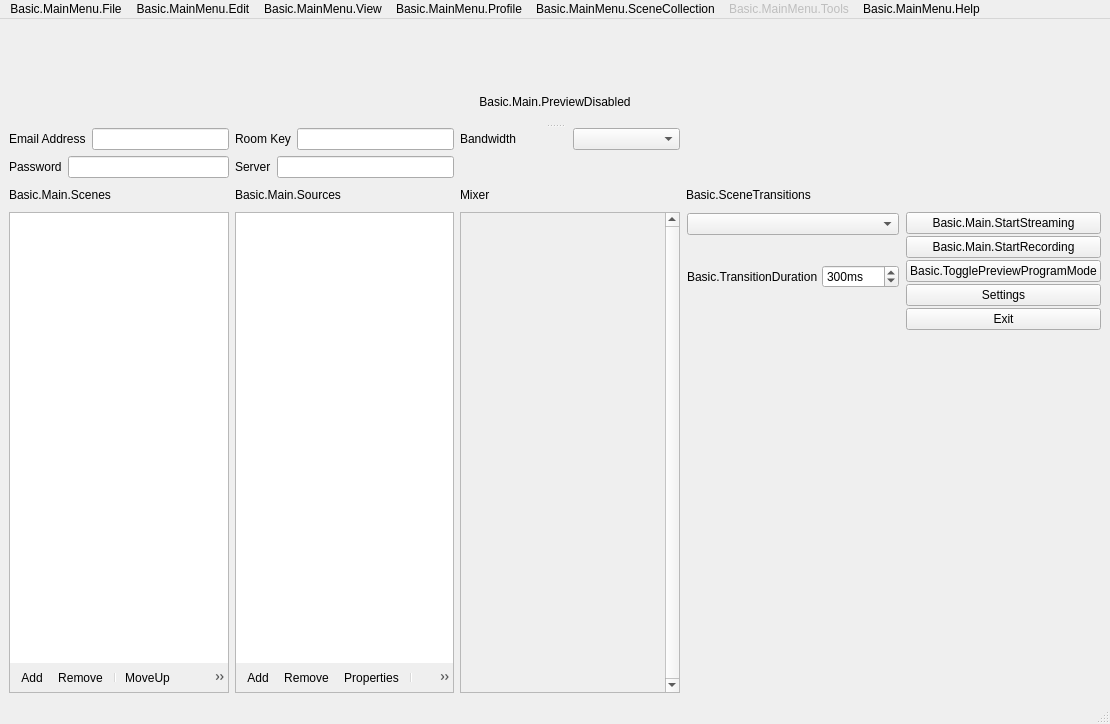
Before: the Qt Designer form UI/forms/OBSBasic.ui in CoSMoSoftware/OBS-studio-webrtc, drawn with Qt 5.
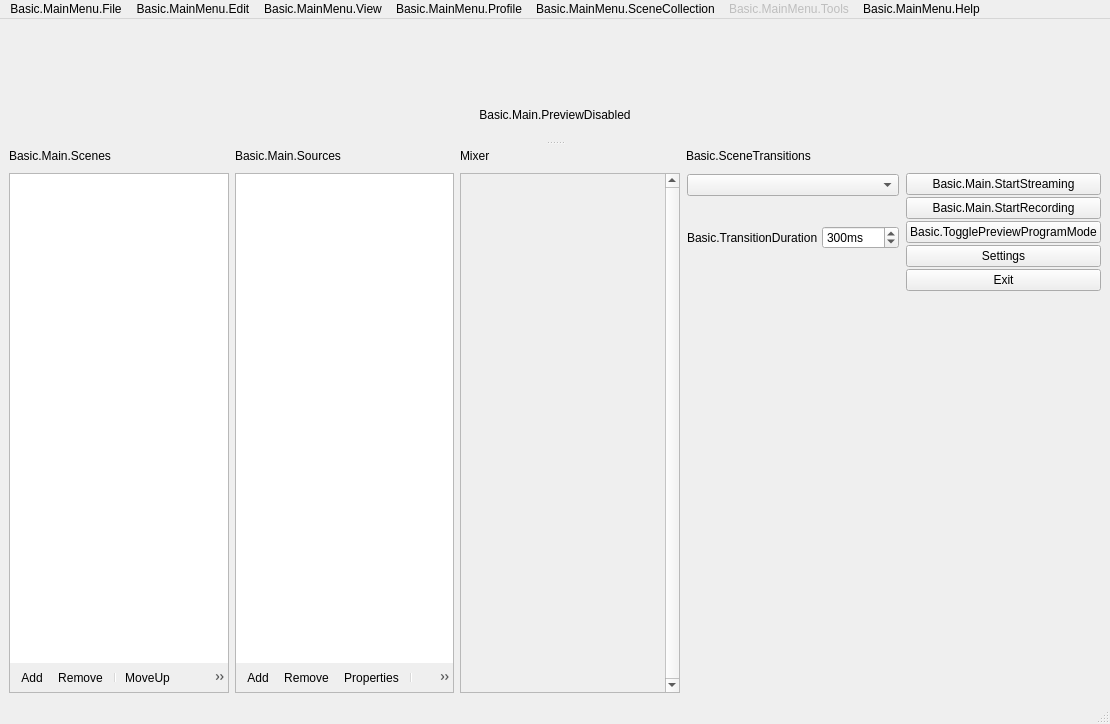
After: the same form once the commit is applied. Icons and pictures are not drawn. Custom widgets are drawn as their Qt base class.

Commit message: [ENH] new item added to ComboBox in streaming settings

Diff of the .ui file:
```diff
--- a/UI/forms/OBSBasic.ui
+++ b/UI/forms/OBSBasic.ui
@@ -104,72 +104,227 @@
       </widget>
       <widget class="QWidget" name="gridLayoutWidget_2">
        <layout class="QGridLayout" name="gridLayout_2">
-        <item row="0" column="0">
-          <layout class="QHBoxLayout">
+        <item row="1" column="3">
+         <widget class="QWidget" name="transitionsContainer" native="true">
+          <layout class="QVBoxLayout" name="verticalLayout">
+           <property name="spacing">
+            <number>4</number>
+           </property>
+           <property name="leftMargin">
+            <number>1</number>
+           </property>
+           <property name="topMargin">
+            <number>1</number>
+           </property>
+           <property name="rightMargin">
+            <number>1</number>
+           </property>
+           <property name="bottomMargin">
+            <number>2</number>
+           </property>
             <item>
-              <widget class="QLabel" name="emailLabel">
-                <property name="text"><string>Email Address</string></property>
+            <widget class="QComboBox" name="transitions">
+             <property name="minimumSize">
+              <size>
+               <width>120</width>
+               <height>0</height>
+              </size>
+             </property>
+             <property name="accessibleName">
+              <string>Transition</string>
+             </property>
               </widget>
             </item>
             <item>
-              <widget class="QLineEdit" name="emailValue">
-              </widget>
-            </item>
-          </layout>
-        </item>
-        <item row="0" column="1">
-          <layout class="QHBoxLayout">
+            <layout class="QHBoxLayout" name="horizontalLayout_4">
+             <property name="spacing">
+              <number>4</number>
+             </property>
             <item>
-              <widget class="QLabel" name="roomLabel">
-                <property name="text"><string>Room Key</string></property>
-              </widget>
+              <spacer name="horizontalSpacer">
+               <property name="orientation">
+                <enum>Qt::Horizontal</enum>
+               </property>
+               <property name="sizeType">
+                <enum>QSizePolicy::Preferred</enum>
+               </property>
+               <property name="sizeHint" stdset="0">
+                <size>
+                 <width>40</width>
+                 <height>20</height>
+                </size>
+               </property>
+              </spacer>
             </item>
             <item>
-              <widget class="QLineEdit" name="roomValue">
+              <widget class="QPushButton" name="transitionAdd">
+               <property name="sizePolicy">
+                <sizepolicy hsizetype="Maximum" vsizetype="Maximum">
+                 <horstretch>0</horstretch>
+                 <verstretch>0</verstretch>
+                </sizepolicy>
+               </property>
+               <property name="maximumSize">
+                <size>
+                 <width>22</width>
+                 <height>22</height>
+                </size>
+               </property>
+               <property name="toolTip">
+                <string>Basic.AddTransition</string>
+               </property>
+               <property name="accessibleName">
+                <string>Basic.AddTransition</string>
+               </property>
+               <property name="text">
+                <string notr="true"/>
+               </property>
+               <property name="icon">
+                <iconset resource="obs.qrc">
+                 <normaloff>:/res/images/add.png</normaloff>:/res/images/add.png</iconset>
+               </property>
+               <property name="flat">
+                <bool>true</bool>
+               </property>
+               <property name="themeID" stdset="0">
+                <string notr="true">addIconSmall</string>
+               </property>
               </widget>
             </item>
-          </layout>
-        </item>
-        <item row="0" column="2">
-          <layout class="QHBoxLayout">
             <item>
-              <widget class="QLabel" name="bandwidthLabel">
-                <property name="text"><string>Bandwidth</string></property>
+              <widget class="QPushButton" name="transitionRemove">
+               <property name="sizePolicy">
+                <sizepolicy hsizetype="Maximum" vsizetype="Maximum">
+                 <horstretch>0</horstretch>
+                 <verstretch>0</verstretch>
+                </sizepolicy>
+               </property>
+               <property name="maximumSize">
+                <size>
+                 <width>22</width>
+                 <height>22</height>
+                </size>
+               </property>
+               <property name="toolTip">
+                <string>Basic.RemoveTransition</string>
+               </property>
+               <property name="accessibleName">
+                <string>Basic.RemoveTransition</string>
+               </property>
+               <property name="text">
+                <string notr="true"/>
+               </property>
+               <property name="icon">
+                <iconset resource="obs.qrc">
+                 <normaloff>:/res/images/list_remove.png</normaloff>:/res/images/list_remove.png</iconset>
+               </property>
+               <property name="flat">
+                <bool>true</bool>
+               </property>
+               <property name="themeID" stdset="0">
+                <string notr="true">removeIconSmall</string>
+               </property>
               </widget>
             </item>
             <item>
-              <widget class="QComboBox" name="bandwidthValue">
+              <widget class="QPushButton" name="transitionProps">
+               <property name="sizePolicy">
+                <sizepolicy hsizetype="Maximum" vsizetype="Maximum">
+                 <horstretch>0</horstretch>
+                 <verstretch>0</verstretch>
+                </sizepolicy>
+               </property>
+               <property name="maximumSize">
+                <size>
+                 <width>22</width>
+                 <height>22</height>
+                </size>
+               </property>
+               <property name="toolTip">
+                <string>Basic.TransitionProperties</string>
+               </property>
+               <property name="accessibleName">
+                <string>Basic.TransitionProperties</string>
+               </property>
+               <property name="text">
+                <string notr="true"/>
+               </property>
+               <property name="icon">
+                <iconset resource="obs.qrc">
+                 <normaloff>:/res/images/configuration21_16.png</normaloff>:/res/images/configuration21_16.png</iconset>
+               </property>
+               <property name="flat">
+                <bool>true</bool>
+               </property>
+               <property name="themeID" stdset="0">
+                <string notr="true">configIconSmall</string>
+               </property>
               </widget>
             </item>
           </layout>
         </item>
-        <item row="1" column="0">
-          <layout class="QHBoxLayout">
             <item>
-              <widget class="QLabel" name="passwordLabel">
-                <property name="text"><string>Password</string></property>
+            <layout class="QHBoxLayout" name="horizontalLayout_3">
+             <property name="spacing">
+              <number>4</number>
+             </property>
+             <item>
+              <widget class="QLabel" name="transitionDurationLabel">
+               <property name="sizePolicy">
+                <sizepolicy hsizetype="Maximum" vsizetype="Preferred">
+                 <horstretch>0</horstretch>
+                 <verstretch>0</verstretch>
+                </sizepolicy>
+               </property>
+               <property name="text">
+                <string>Basic.TransitionDuration</string>
+               </property>
+               <property name="buddy">
+                <cstring>transitionDuration</cstring>
+               </property>
               </widget>
             </item>
             <item>
-              <widget class="QLineEdit" name="passwordValue">
+              <widget class="QSpinBox" name="transitionDuration">
+               <property name="accessibleName">
+                <string>Basic.TransitionDuration</string>
+               </property>
+               <property name="suffix">
+                <string>ms</string>
+               </property>
+               <property name="minimum">
+                <number>2</number>
+               </property>
+               <property name="maximum">
+                <number>10000</number>
+               </property>
+               <property name="singleStep">
+                <number>50</number>
+               </property>
+               <property name="value">
+                <number>300</number>
+               </property>
               </widget>
             </item>
           </layout>
         </item>
-        <item row="1" column="1">
-          <layout class="QHBoxLayout">
             <item>
-              <widget class="QLabel" name="serverLabel">
-                <property name="text"><string>Server</string></property>
-              </widget>
-            </item>
-            <item>
-              <widget class="QLineEdit" name="serverValue">
-              </widget>
-            </item>
-          </layout>
-        </item>
-        <item row="3" column="4">
+            <spacer name="verticalSpacer">
+             <property name="orientation">
+              <enum>Qt::Vertical</enum>
+             </property>
+             <property name="sizeHint" stdset="0">
+              <size>
+               <width>20</width>
+               <height>40</height>
+              </size>
+             </property>
+            </spacer>
+           </item>
+          </layout>
+         </widget>
+        </item>
+        <item row="1" column="4">
          <layout class="QVBoxLayout" name="buttonsVLayout">
           <property name="spacing">
            <number>2</number>
@@ -266,7 +421,7 @@
           </item>
          </layout>
         </item>
-        <item row="3" column="2">
+        <item row="1" column="2">
          <widget class="VScrollArea" name="scrollArea">
           <property name="minimumSize">
            <size>
@@ -324,7 +479,79 @@
           </widget>
          </widget>
         </item>
-        <item row="3" column="0">
+        <item row="0" column="2">
+         <layout class="QHBoxLayout" name="mixadvHLayout">
+          <property name="spacing">
+           <number>2</number>
+          </property>
+          <item>
+           <widget class="QLabel" name="mixerLabel">
+            <property name="sizePolicy">
+             <sizepolicy hsizetype="Maximum" vsizetype="Preferred">
+              <horstretch>0</horstretch>
+              <verstretch>0</verstretch>
+             </sizepolicy>
+            </property>
+            <property name="text">
+             <string>Mixer</string>
+            </property>
+           </widget>
+          </item>
+          <item>
+           <widget class="QPushButton" name="advAudioProps">
+            <property name="sizePolicy">
+             <sizepolicy hsizetype="Maximum" vsizetype="Maximum">
+              <horstretch>0</horstretch>
+              <verstretch>0</verstretch>
+             </sizepolicy>
+            </property>
+            <property name="maximumSize">
+             <size>
+              <width>22</width>
+              <height>22</height>
+             </size>
+            </property>
+            <property name="accessibleName">
+             <string>Basic.AdvAudio</string>
+            </property>
+            <property name="text">
+             <string notr="true"/>
+            </property>
+            <property name="icon">
+             <iconset resource="obs.qrc">
+              <normaloff>:/res/images/configuration21_16.png</normaloff>:/res/images/configuration21_16.png</iconset>
+            </property>
+            <property name="flat">
+             <bool>true</bool>
+            </property>
+            <property name="themeID" stdset="0">
+             <string notr="true">configIconSmall</string>
+            </property>
+           </widget>
+          </item>
+          <item>
+           <spacer name="mixadvHSpacer_4">
+            <property name="orientation">
+             <enum>Qt::Horizontal</enum>
+            </property>
+            <property name="sizeHint" stdset="0">
+             <size>
+              <width>0</width>
+              <height>0</height>
+             </size>
+            </property>
+           </spacer>
+          </item>
+         </layout>
+        </item>
+        <item row="0" column="1">
+         <widget class="QLabel" name="sourcesLabel">
+          <property name="text">
+           <string>Basic.Main.Sources</string>
+          </property>
+         </widget>
+        </item>
+        <item row="1" column="0">
          <layout class="QVBoxLayout" name="scenesVLayout">
           <property name="spacing">
            <number>0</number>
@@ -442,79 +669,21 @@
           </item>
          </layout>
         </item>
-        <item row="2" column="1">
-         <widget class="QLabel" name="sourcesLabel">
+        <item row="0" column="0">
+         <widget class="QLabel" name="scenesLabel">
           <property name="text">
-           <string>Basic.Main.Sources</string>
+           <string>Basic.Main.Scenes</string>
           </property>
          </widget>
         </item>
-        <item row="2" column="2">
-         <layout class="QHBoxLayout" name="mixadvHLayout">
-          <property name="spacing">
-           <number>2</number>
-          </property>
-          <item>
-           <widget class="QLabel" name="mixerLabel">
-            <property name="sizePolicy">
-             <sizepolicy hsizetype="Maximum" vsizetype="Preferred">
-              <horstretch>0</horstretch>
-              <verstretch>0</verstretch>
-             </sizepolicy>
-            </property>
+        <item row="0" column="3">
+         <widget class="QLabel" name="sceneTransitionsLabel">
             <property name="text">
-             <string>Mixer</string>
+           <string>Basic.SceneTransitions</string>
             </property>
            </widget>
           </item>
-          <item>
-           <widget class="QPushButton" name="advAudioProps">
-            <property name="sizePolicy">
-             <sizepolicy hsizetype="Maximum" vsizetype="Maximum">
-              <horstretch>0</horstretch>
-              <verstretch>0</verstretch>
-             </sizepolicy>
-            </property>
-            <property name="maximumSize">
-             <size>
-              <width>22</width>
-              <height>22</height>
-             </size>
-            </property>
-            <property name="accessibleName">
-             <string>Basic.AdvAudio</string>
-            </property>
-            <property name="text">
-             <string notr="true"/>
-            </property>
-            <property name="icon">
-             <iconset resource="obs.qrc">
-              <normaloff>:/res/images/configuration21_16.png</normaloff>:/res/images/configuration21_16.png</iconset>
-            </property>
-            <property name="flat">
-             <bool>true</bool>
-            </property>
-            <property name="themeID" stdset="0">
-             <string notr="true">configIconSmall</string>
-            </property>
-           </widget>
-          </item>
-          <item>
-           <spacer name="mixadvHSpacer_4">
-            <property name="orientation">
-             <enum>Qt::Horizontal</enum>
-            </property>
-            <property name="sizeHint" stdset="0">
-             <size>
-              <width>0</width>
-              <height>0</height>
-             </size>
-            </property>
-           </spacer>
-          </item>
-         </layout>
-        </item>
-        <item row="3" column="1">
+        <item row="1" column="1">
          <layout class="QVBoxLayout" name="sourcesVLayout">
           <property name="spacing">
            <number>0</number>
@@ -633,240 +802,6 @@
           </item>
          </layout>
         </item>
-        <item row="2" column="0">
-         <widget class="QLabel" name="scenesLabel">
-          <property name="text">
-           <string>Basic.Main.Scenes</string>
-          </property>
-         </widget>
-        </item>
-        <item row="2" column="3">
-         <widget class="QLabel" name="sceneTransitionsLabel">
-          <property name="text">
-           <string>Basic.SceneTransitions</string>
-          </property>
-         </widget>
-        </item>
-        <item row="3" column="3">
-         <widget class="QWidget" name="transitionsContainer" native="true">
-          <layout class="QVBoxLayout" name="verticalLayout">
-           <property name="spacing">
-            <number>4</number>
-           </property>
-           <property name="leftMargin">
-            <number>1</number>
-           </property>
-           <property name="topMargin">
-            <number>1</number>
-           </property>
-           <property name="rightMargin">
-            <number>1</number>
-           </property>
-           <property name="bottomMargin">
-            <number>2</number>
-           </property>
-           <item>
-            <widget class="QComboBox" name="transitions">
-             <property name="minimumSize">
-              <size>
-               <width>120</width>
-               <height>0</height>
-              </size>
-             </property>
-             <property name="accessibleName">
-              <string>Transition</string>
-             </property>
-            </widget>
-           </item>
-           <item>
-            <layout class="QHBoxLayout" name="horizontalLayout_4">
-             <property name="spacing">
-              <number>4</number>
-             </property>
-             <item>
-              <spacer name="horizontalSpacer">
-               <property name="orientation">
-                <enum>Qt::Horizontal</enum>
-               </property>
-               <property name="sizeType">
-                <enum>QSizePolicy::Preferred</enum>
-               </property>
-               <property name="sizeHint" stdset="0">
-                <size>
-                 <width>40</width>
-                 <height>20</height>
-                </size>
-               </property>
-              </spacer>
-             </item>
-             <item>
-              <widget class="QPushButton" name="transitionAdd">
-               <property name="sizePolicy">
-                <sizepolicy hsizetype="Maximum" vsizetype="Maximum">
-                 <horstretch>0</horstretch>
-                 <verstretch>0</verstretch>
-                </sizepolicy>
-               </property>
-               <property name="maximumSize">
-                <size>
-                 <width>22</width>
-                 <height>22</height>
-                </size>
-               </property>
-               <property name="toolTip">
-                <string>Basic.AddTransition</string>
-               </property>
-               <property name="accessibleName">
-                <string>Basic.AddTransition</string>
-               </property>
-               <property name="text">
-                <string notr="true"/>
-               </property>
-               <property name="icon">
-                <iconset resource="obs.qrc">
-                 <normaloff>:/res/images/add.png</normaloff>:/res/images/add.png</iconset>
-               </property>
-               <property name="flat">
-                <bool>true</bool>
-               </property>
-               <property name="themeID" stdset="0">
-                <string notr="true">addIconSmall</string>
-               </property>
-              </widget>
-             </item>
-             <item>
-              <widget class="QPushButton" name="transitionRemove">
-               <property name="sizePolicy">
-                <sizepolicy hsizetype="Maximum" vsizetype="Maximum">
-                 <horstretch>0</horstretch>
-                 <verstretch>0</verstretch>
-                </sizepolicy>
-               </property>
-               <property name="maximumSize">
-                <size>
-                 <width>22</width>
-                 <height>22</height>
-                </size>
-               </property>
-               <property name="toolTip">
-                <string>Basic.RemoveTransition</string>
-               </property>
-               <property name="accessibleName">
-                <string>Basic.RemoveTransition</string>
-               </property>
-               <property name="text">
-                <string notr="true"/>
-               </property>
-               <property name="icon">
-                <iconset resource="obs.qrc">
-                 <normaloff>:/res/images/list_remove.png</normaloff>:/res/images/list_remove.png</iconset>
-               </property>
-               <property name="flat">
-                <bool>true</bool>
-               </property>
-               <property name="themeID" stdset="0">
-                <string notr="true">removeIconSmall</string>
-               </property>
-              </widget>
-             </item>
-             <item>
-              <widget class="QPushButton" name="transitionProps">
-               <property name="sizePolicy">
-                <sizepolicy hsizetype="Maximum" vsizetype="Maximum">
-                 <horstretch>0</horstretch>
-                 <verstretch>0</verstretch>
-                </sizepolicy>
-               </property>
-               <property name="maximumSize">
-                <size>
-                 <width>22</width>
-                 <height>22</height>
-                </size>
-               </property>
-               <property name="toolTip">
-                <string>Basic.TransitionProperties</string>
-               </property>
-               <property name="accessibleName">
-                <string>Basic.TransitionProperties</string>
-               </property>
-               <property name="text">
-                <string notr="true"/>
-               </property>
-               <property name="icon">
-                <iconset resource="obs.qrc">
-                 <normaloff>:/res/images/configuration21_16.png</normaloff>:/res/images/configuration21_16.png</iconset>
-               </property>
-               <property name="flat">
-                <bool>true</bool>
-               </property>
-               <property name="themeID" stdset="0">
-                <string notr="true">configIconSmall</string>
-               </property>
-              </widget>
-             </item>
-            </layout>
-           </item>
-           <item>
-            <layout class="QHBoxLayout" name="horizontalLayout_3">
-             <property name="spacing">
-              <number>4</number>
-             </property>
-             <item>
-              <widget class="QLabel" name="transitionDurationLabel">
-               <property name="sizePolicy">
-                <sizepolicy hsizetype="Maximum" vsizetype="Preferred">
-                 <horstretch>0</horstretch>
-                 <verstretch>0</verstretch>
-                </sizepolicy>
-               </property>
-               <property name="text">
-                <string>Basic.TransitionDuration</string>
-               </property>
-               <property name="buddy">
-                <cstring>transitionDuration</cstring>
-               </property>
-              </widget>
-             </item>
-             <item>
-              <widget class="QSpinBox" name="transitionDuration">
-               <property name="accessibleName">
-                <string>Basic.TransitionDuration</string>
-               </property>
-               <property name="suffix">
-                <string>ms</string>
-               </property>
-               <property name="minimum">
-                <number>2</number>
-               </property>
-               <property name="maximum">
-                <number>10000</number>
-               </property>
-               <property name="singleStep">
-                <number>50</number>
-               </property>
-               <property name="value">
-                <number>300</number>
-               </property>
-              </widget>
-             </item>
-            </layout>
-           </item>
-           <item>
-            <spacer name="verticalSpacer">
-             <property name="orientation">
-              <enum>Qt::Vertical</enum>
-             </property>
-             <property name="sizeHint" stdset="0">
-              <size>
-               <width>20</width>
-               <height>40</height>
-              </size>
-             </property>
-            </spacer>
-           </item>
-          </layout>
-         </widget>
-        </item>
        </layout>
       </widget>
      </widget>
```
Left out of the diff: 2 changed lines with no effect on the pictures. Lines whose indentation alone changed are shown as unchanged. The commit also changes 3 other files.
